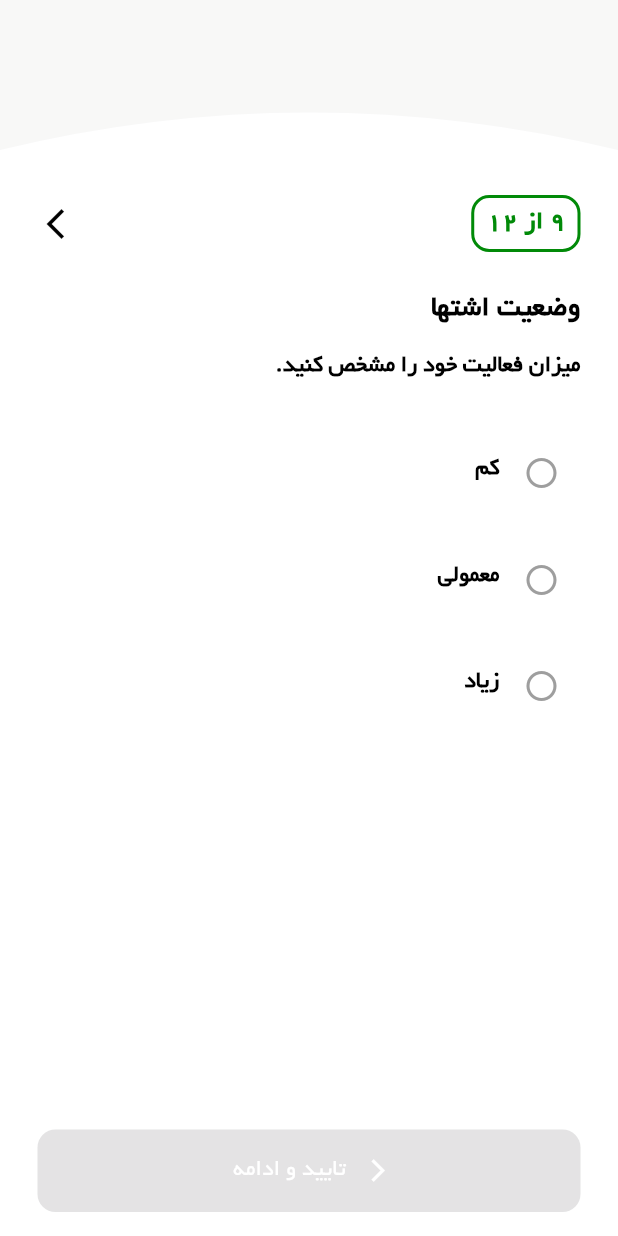
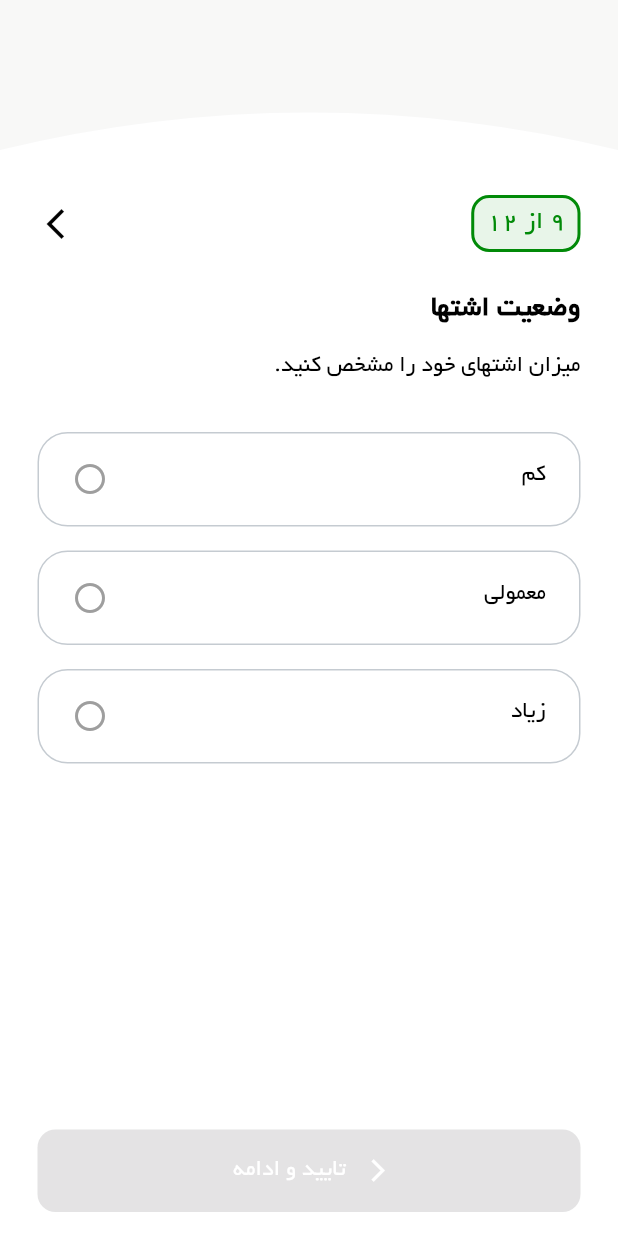
Before and after one commit to alikalatearabi/salemina-main-data-flutter, a Flutter app: the DietPage screen opened directly, on a phone screen of 412 x 824 dp. Run offline on Flutter 3.47's test engine with Material 3 defaults, Android fonts, the phone set to English and light mode, and no system bars; our stand-ins replace shamsi_date; missing offline and left inert: barcode_scan2.

Commit message:
finish diet page

```diff
--- a/lib/screens/activity_diet_page/diet_page.dart
+++ b/lib/screens/activity_diet_page/diet_page.dart
@@ -1,6 +1,5 @@
 import 'package:flutter/material.dart';
 import 'package:flutter/services.dart';
-import 'package:main_app/screens/activity_diet_page/disease_page.dart';
 import 'package:main_app/screens/activity_diet_page/prefered_food_page.dart';
 
 class DietPage extends StatefulWidget {
@@ -60,6 +59,7 @@ class DietPageState extends State<DietPage> {
                           vertical: 4,
                         ),
                         decoration: BoxDecoration(
+                          color: const Color(0xFFE8F5E9),
                           borderRadius: BorderRadius.circular(12),
                           border: Border.all(
                             color: const Color(0xFF018A08),
@@ -71,7 +71,7 @@ class DietPageState extends State<DietPage> {
                           style: TextStyle(
                             color: Color(0xFF018A08),
                             fontSize: 18,
-                            fontWeight: FontWeight.bold,
+                            fontWeight: FontWeight.normal,
                           ),
                         ),
                       ),
@@ -89,10 +89,10 @@ class DietPageState extends State<DietPage> {
                   ),
                   const SizedBox(height: 12),
                   const Text(
-                    "میزان فعالیت خود را مشخص کنید.",
+                    "میزان اشتهای خود را مشخص کنید.",
                     style: TextStyle(
                       fontSize: 16,
-                      fontWeight: FontWeight.bold,
+                      fontWeight: FontWeight.normal,
                       color: Colors.black,
                     ),
                   ),
@@ -121,20 +121,20 @@ class DietPageState extends State<DietPage> {
         margin: const EdgeInsets.symmetric(vertical: 8),
         padding: const EdgeInsets.all(12),
         decoration: BoxDecoration(
-          borderRadius: BorderRadius.circular(12),
+          borderRadius: BorderRadius.circular(20),
           border: Border.all(
-            color: isSelected ? const Color(0xFF018A08) : Colors.transparent,
-            width: 2,
+            color: isSelected
+                ? const Color(0xFF018A08)
+                : const Color.fromARGB(255, 197, 203, 209),
+            width: isSelected ? 2 : 1,
           ),
           color: isSelected ? const Color(0xFFE8F5E9) : Colors.white,
         ),
+        child: Padding(
+          padding: const EdgeInsets.symmetric(vertical: 5, horizontal: 10),
           child: Row(
+            mainAxisAlignment: MainAxisAlignment.spaceBetween,
             children: [
-            Icon(
-              isSelected ? Icons.radio_button_checked : Icons.radio_button_off,
-              color: isSelected ? const Color(0xFF018A08) : Colors.grey,
-            ),
-            const SizedBox(width: 16),
               Column(
                 crossAxisAlignment: CrossAxisAlignment.start,
                 children: [
@@ -142,14 +142,22 @@ class DietPageState extends State<DietPage> {
                     option.title,
                     style: TextStyle(
                       fontSize: 16,
-                    fontWeight: FontWeight.bold,
-                    color: isSelected ? const Color(0xFF018A08) : Colors.black,
+                      fontWeight: FontWeight.normal,
+                      color:
+                          isSelected ? const Color(0xFF018A08) : Colors.black,
                     ),
                   ),
                   const SizedBox(height: 4),
                 ],
               ),
+              Icon(
+                isSelected
+                    ? Icons.radio_button_checked
+                    : Icons.radio_button_off,
+                color: isSelected ? const Color(0xFF018A08) : Colors.grey,
+              ),
             ],
+          ),
         ),
       ),
     );
```
Lines whose indentation alone changed are shown as unchanged.
